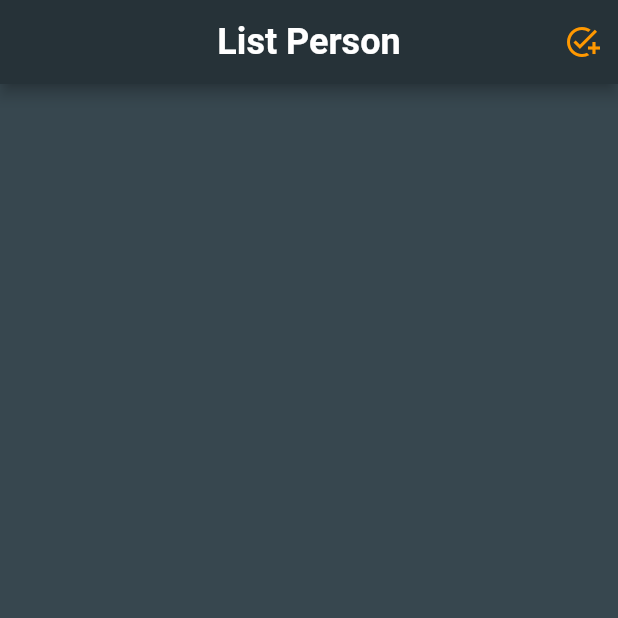
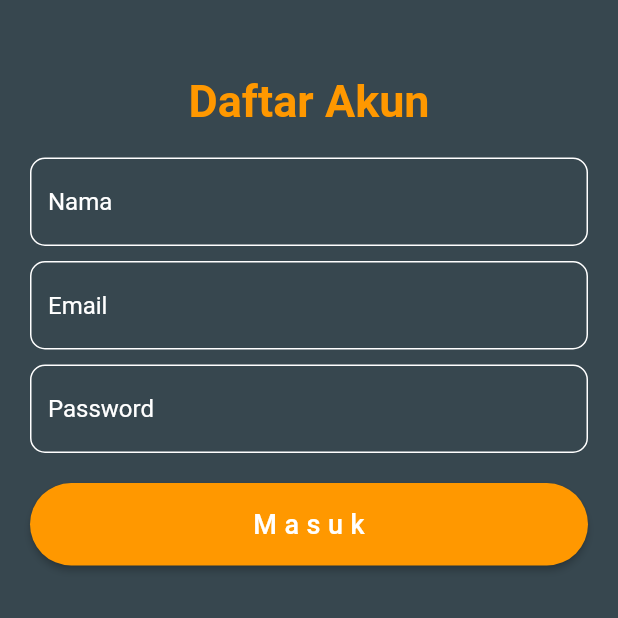
Before and after one commit to ar-herman/list_crud, a Flutter app: the screen it shows after launch, on a phone screen of 412 x 824 dp, the top half of it. Run offline on Flutter 3.47's test engine with Material 2 defaults, Android fonts, the phone set to English and light mode, and no system bars; our stand-ins replace shared_preferences.

Commit message:
status ok

```diff
--- a/lib/main.dart
+++ b/lib/main.dart
@@ -1,5 +1,6 @@
 import 'package:flutter/material.dart';
-import 'package:listview_app/home/home_screen.dart';
+
+import 'package:listview_app/splash/splash.dart';
 
 void main() {
   runApp(const MyApp());
@@ -11,7 +12,8 @@ class MyApp extends StatelessWidget {
   @override
   Widget build(BuildContext context) {
     return const MaterialApp(
-      home: Homescrren(),
+      debugShowCheckedModeBanner: false,
+      home: Splashscreen(),
     );
   }
 }
--- /dev/null
+++ b/lib/register/regis.dart
@@ -0,0 +1,252 @@
+import 'package:flutter/material.dart';
+import 'package:listview_app/home/home_screen.dart';
+import 'package:shared_preferences/shared_preferences.dart';
+
+class Registerscreen extends StatefulWidget {
+  const Registerscreen({Key? key}) : super(key: key);
+
+  @override
+  State<Registerscreen> createState() => _RegisterscreenState();
+}
+
+class _RegisterscreenState extends State<Registerscreen> {
+  String nama = "";
+  String email = "";
+  String password = "";
+  GlobalKey<FormState> formKey = GlobalKey<FormState>();
+
+  void saveToPref() async {
+    ///tahap validasi
+    if (formKey.currentState!.validate()) {
+      //save nilai dari form
+      formKey.currentState!.save();
+      SharedPreferences sharedPreferences =
+          await SharedPreferences.getInstance();
+      sharedPreferences.setString("name", nama);
+      sharedPreferences.setString("email", email);
+      sharedPreferences.setString("password", password);
+      Navigator.pushReplacement(
+        context,
+        MaterialPageRoute(builder: (context) => const Homescreen()),
+      );
+    }
+  }
+
+  @override
+  Widget build(BuildContext context) {
+    return Scaffold(
+      body: Container(
+        color: Colors.blueGrey.shade800,
+        padding: const EdgeInsets.all(10),
+        child: ListView(
+          children: [
+            const SizedBox(
+              height: 30,
+            ),
+            _buildFormLogin()
+          ],
+        ),
+      ),
+    );
+  }
+
+  Widget _buildFormLogin() {
+    return Container(
+      padding: const EdgeInsets.all(10),
+      child: Form(
+        key: formKey,
+        child: Column(
+          mainAxisAlignment: MainAxisAlignment.center,
+          crossAxisAlignment: CrossAxisAlignment.center,
+          children: <Widget>[
+            const Text(
+              "Daftar Akun",
+              style: TextStyle(
+                fontSize: 30,
+                fontWeight: FontWeight.bold,
+                color: Colors.orange,
+              ),
+            ),
+            const SizedBox(
+              height: 20,
+            ),
+            TextFormField(
+              cursorColor: Colors.white,
+              validator: (value) {
+                if (value!.isEmpty) {
+                  return "Nama harus diisi";
+                }
+                return null;
+              },
+              onSaved: (String? value) {
+                nama = value!;
+              },
+              style: const TextStyle(color: Colors.white),
+              keyboardType: TextInputType.emailAddress,
+              decoration: const InputDecoration(
+                  errorStyle: TextStyle(color: Colors.white),
+                  fillColor: Colors.white,
+                  hoverColor: Colors.white,
+                  focusColor: Colors.white,
+                  errorBorder: OutlineInputBorder(
+                    borderRadius: BorderRadius.all(
+                      Radius.circular(10.0),
+                    ),
+                    borderSide: BorderSide(color: Colors.white),
+                  ),
+                  enabledBorder: OutlineInputBorder(
+                    borderRadius: BorderRadius.all(
+                      Radius.circular(10),
+                    ),
+                    borderSide: BorderSide(color: Colors.white),
+                  ),
+                  focusedErrorBorder: OutlineInputBorder(
+                    borderRadius: BorderRadius.all(
+                      Radius.circular(10.0),
+                    ),
+                    borderSide: BorderSide(color: Colors.white),
+                  ),
+                  focusedBorder: OutlineInputBorder(
+                    borderRadius: BorderRadius.all(
+                      Radius.circular(10.0),
+                    ),
+                    borderSide: BorderSide(color: Colors.white),
+                  ),
+                  hintText: "Nama",
+                  hintStyle: TextStyle(color: Colors.white)),
+            ),
+            const SizedBox(
+              height: 10,
+            ),
+            TextFormField(
+              cursorColor: Colors.white,
+              validator: (value) {
+                if (value!.isEmpty) {
+                  return "Email harus diisi";
+                }
+                return null;
+              },
+              onSaved: (String? value) {
+                email = value!;
+              },
+              style: const TextStyle(color: Colors.white),
+              keyboardType: TextInputType.emailAddress,
+              decoration: const InputDecoration(
+                errorStyle: TextStyle(color: Colors.white),
+                fillColor: Colors.white,
+                hoverColor: Colors.white,
+                focusColor: Colors.white,
+                errorBorder: OutlineInputBorder(
+                  borderRadius: BorderRadius.all(
+                    Radius.circular(10.0),
+                  ),
+                  borderSide: BorderSide(color: Colors.white),
+                ),
+                enabledBorder: OutlineInputBorder(
+                  borderRadius: BorderRadius.all(
+                    Radius.circular(10),
+                  ),
+                  borderSide: BorderSide(color: Colors.white),
+                ),
+                focusedErrorBorder: OutlineInputBorder(
+                  borderRadius: BorderRadius.all(
+                    Radius.circular(10.0),
+                  ),
+                  borderSide: BorderSide(color: Colors.white),
+                ),
+                focusedBorder: OutlineInputBorder(
+                  borderRadius: BorderRadius.all(
+                    Radius.circular(10.0),
+                  ),
+                  borderSide: BorderSide(color: Colors.white),
+                ),
+                hintText: "Email",
+                hintStyle: TextStyle(color: Colors.white),
+              ),
+            ),
+            const SizedBox(
+              height: 10,
+            ),
+            TextFormField(
+              validator: (value) {
+                if (value!.isEmpty) {
+                  return "Password harus diisi";
+                }
+                return null;
+              },
+              onSaved: (String? value) {
+                password = value!;
+              },
+              obscureText: true,
+              cursorColor: Colors.white,
+              style: const TextStyle(color: Colors.white),
+              decoration: const InputDecoration(
+                errorStyle: TextStyle(color: Colors.white),
+                fillColor: Colors.white,
+                hoverColor: Colors.white,
+                focusColor: Colors.white,
+                errorBorder: OutlineInputBorder(
+                  borderRadius: BorderRadius.all(
+                    Radius.circular(10.0),
+                  ),
+                  borderSide: BorderSide(color: Colors.white),
+                ),
+                focusedErrorBorder: OutlineInputBorder(
+                  borderRadius: BorderRadius.all(
+                    Radius.circular(10.0),
+                  ),
+                  borderSide: BorderSide(color: Colors.white),
+                ),
+                hintText: "Password",
+                hintStyle: TextStyle(color: Colors.white),
+                enabledBorder: OutlineInputBorder(
+                  borderRadius: BorderRadius.all(
+                    Radius.circular(10),
+                  ),
+                  borderSide: BorderSide(color: Colors.white),
+                ),
+                focusedBorder: OutlineInputBorder(
+                  borderRadius: BorderRadius.all(
+                    Radius.circular(10.0),
+                  ),
+                  borderSide: BorderSide(color: Colors.white),
+                ),
+              ), //KETIKA obsecureText bernilai TRUE
+            ),
+            const SizedBox(
+              height: 20,
+            ),
+            SizedBox(
+              width: double.infinity,
+              child: ElevatedButton(
+                style: ElevatedButton.styleFrom(
+                  primary: Colors.orange,
+                  shape: RoundedRectangleBorder(
+                    borderRadius: BorderRadius.circular(50.0),
+                  ),
+                ),
+                onPressed: () async {
+                  saveToPref();
+                },
+                child: const Padding(
+                  padding: EdgeInsets.all(17.0),
+                  child: Text(
+                    "Masuk",
+                    style: TextStyle(
+                      fontSize: 18,
+                      color: Colors.white,
+                      letterSpacing: 5,
+                    ),
+                  ),
+                ),
+              ),
+            ),
+            const SizedBox(
+              height: 20,
+            ),
+          ],
+        ),
+      ),
+    );
+  }
+}
--- a/pubspec.yaml
+++ b/pubspec.yaml
@@ -34,6 +34,7 @@ dependencies:
   # The following adds the Cupertino Icons font to your application.
   # Use with the CupertinoIcons class for iOS style icons.
   cupertino_icons: ^1.0.2
+  shared_preferences: ^2.0.7
 
 dev_dependencies:
   flutter_test:
```
Also changed, not shown: lib/home/home_screen.dart (+216 -126 lines), lib/splash/splash.dart (added, +62 -0 lines), pubspec.lock.
